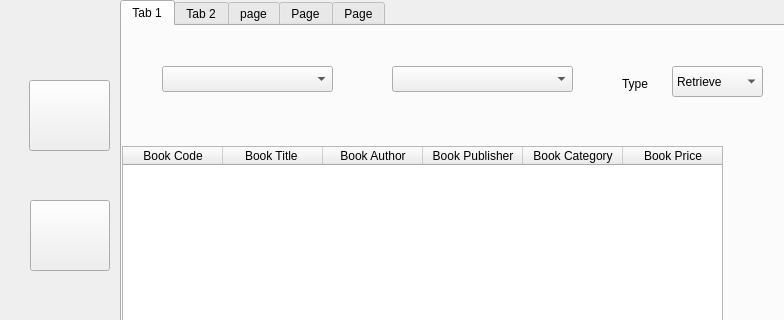
Before: the Qt Designer form library.ui in safwanvk/lms, drawn with Qt 5; both pictures show x 0 to 784 and y 0 to 320 of the 1345 by 765 pixel window.
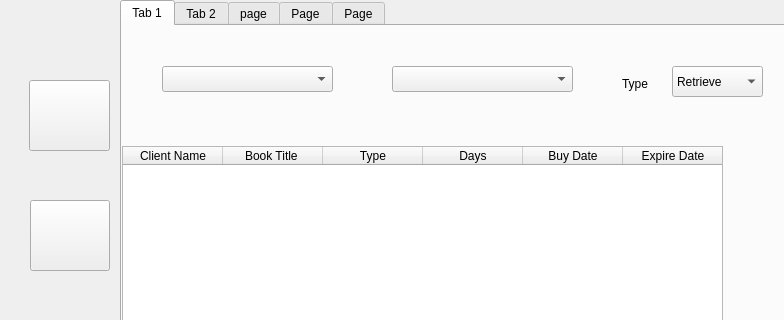
After: the same form once the commit is applied. Icons and pictures are not drawn.

Commit message: :sparkles: Setup show day operations

What changed in the file:
```diff
--- a/library.ui
+++ b/library.ui
@@ -255,7 +255,7 @@
       </property>
       <column>
        <property name="text">
-        <string>Book Code</string>
+        <string>Client Name</string>
        </property>
       </column>
       <column>
@@ -265,22 +265,22 @@
       </column>
       <column>
        <property name="text">
-        <string>Book Author</string>
+        <string>Type</string>
        </property>
       </column>
       <column>
        <property name="text">
-        <string>Book Publisher</string>
+        <string>Days</string>
        </property>
       </column>
       <column>
        <property name="text">
-        <string>Book Category</string>
+        <string>Buy Date</string>
        </property>
       </column>
       <column>
        <property name="text">
-        <string>Book Price</string>
+        <string>Expire Date</string>
        </property>
       </column>
      </widget>
```
The commit also changes 1 other file.
